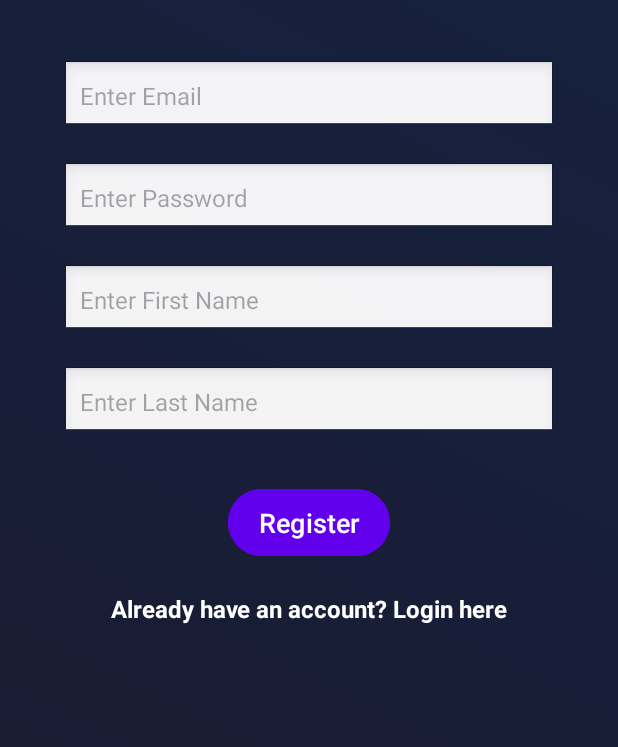
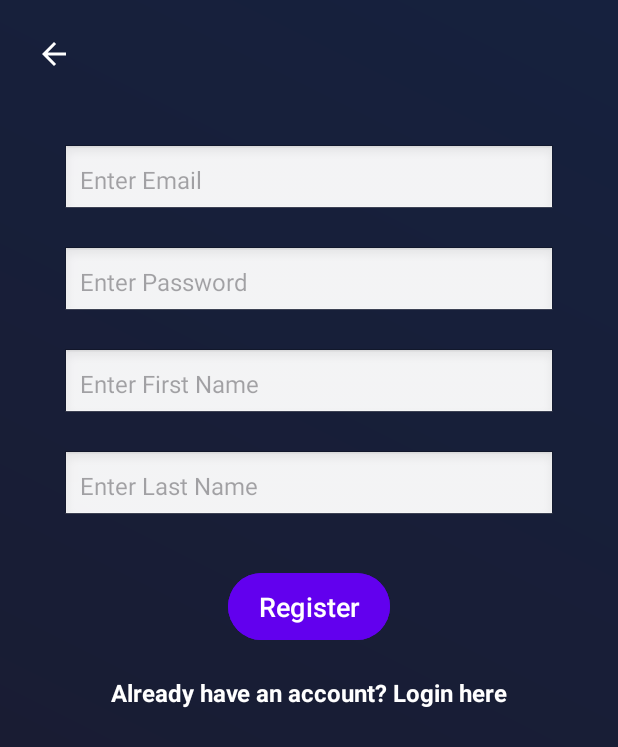
Before and after one commit to Pringnos/bricks, an Android app: the Register screen opened directly, with no data from a screen before it, on a phone screen of 412 x 824 dp. Shown: the top 747 px of the screen. Run offline under Robolectric (Android 15) with nearby library versions, the phone set to English and light mode, and no system bars; our stand-ins replace Firebase (no records; nobody signed in at launch, a user with empty details on screens opened directly).

Commit message:
back from login and register Level complete message

```diff
--- a/app/src/main/java/com/example/firebase/Register.java
+++ b/app/src/main/java/com/example/firebase/Register.java
@@ -6,6 +6,7 @@
 import android.view.View;
 import android.widget.Button;
 import android.widget.EditText;
+import android.widget.ImageButton;
 import android.widget.ProgressBar;
 import android.widget.TextView;
 import android.widget.Toast;
@@ -43,11 +44,19 @@
         registerButton = findViewById(R.id.SB);
         progressBar = findViewById(R.id.progressBar);
         TextView loginLink = findViewById(R.id.loginLink);
+        ImageButton backButton = findViewById(R.id.backButton);
 
         ViewCompat.setOnApplyWindowInsetsListener(findViewById(R.id.main), (v, insets) -> {
             Insets systemBars = insets.getInsets(WindowInsetsCompat.Type.systemBars());
             v.setPadding(systemBars.left, systemBars.top, systemBars.right, systemBars.bottom);
             return insets;
+        });
+
+        backButton.setOnClickListener(v -> {
+            Intent intent = new Intent(Register.this, MainActivity.class);
+            intent.setFlags(Intent.FLAG_ACTIVITY_CLEAR_TOP | Intent.FLAG_ACTIVITY_SINGLE_TOP);
+            startActivity(intent);
+            finish();
         });
 
         registerButton.setOnClickListener(this);
--- /dev/null
+++ b/app/src/main/res/drawable/baseline_arrow_back_24.xml
@@ -0,0 +1,5 @@
+<vector xmlns:android="http://schemas.android.com/apk/res/android" android:autoMirrored="true" android:height="24dp" android:tint="#000000" android:viewportHeight="24" android:viewportWidth="24" android:width="24dp">
+
+    <path android:fillColor="@android:color/white" android:pathData="M20,11H7.83l5.59,-5.59L12,4l-8,8 8,8 1.41,-1.41L7.83,13H20v-2z"/>
+
+</vector>
--- a/app/src/main/res/layout/activity_register.xml
+++ b/app/src/main/res/layout/activity_register.xml
@@ -22,7 +22,7 @@
         android:background="@android:drawable/edit_text"
         app:layout_constraintWidth_percent="0.8"
         android:layout_marginTop="40dp"
-        app:layout_constraintTop_toTopOf="parent"
+        app:layout_constraintTop_toBottomOf="@id/backButton"
         app:layout_constraintStart_toStartOf="parent"
         app:layout_constraintEnd_toEndOf="parent" />
 
@@ -116,4 +116,18 @@
         android:focusable="true"
         android:fontFamily="sans-serif"
         android:textStyle="bold" />
+
+    <ImageButton
+        android:id="@+id/backButton"
+        android:layout_width="40dp"
+        android:layout_height="40dp"
+        android:background="?attr/selectableItemBackgroundBorderless"
+        android:src="@drawable/baseline_arrow_back_24"
+        android:contentDescription="Back"
+        app:layout_constraintTop_toTopOf="parent"
+        app:layout_constraintStart_toStartOf="parent"
+        android:layout_marginTop="16dp"
+        android:layout_marginStart="16dp"
+        app:tint="@android:color/white" />
+
 </androidx.constraintlayout.widget.ConstraintLayout>
```
Also changed, not shown: app/src/main/java/com/example/firebase/Login.java (+9 -0 lines), app/src/main/java/com/example/firebase/game/BoardGame.java (+11 -6 lines), app/src/main/java/com/example/firebase/levels/LevelLoader.java (+1 -9 lines), app/src/main/res/layout/activity_login.xml (+13 -0 lines).
